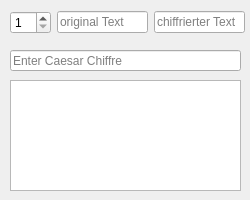
First picture: the form in src/mainwindow.ui, repository gaschenk/SemesterProjekt, before the edit.
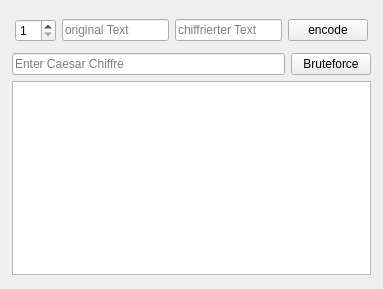
Second picture: the form after the edit.

Commit message: UI Resizable; New Button

```diff
--- a/src/mainwindow.ui
+++ b/src/mainwindow.ui
@@ -9,48 +9,58 @@
    <rect>
     <x>0</x>
     <y>0</y>
-    <width>250</width>
-    <height>200</height>
+    <width>383</width>
+    <height>289</height>
    </rect>
   </property>
   <property name="sizePolicy">
-   <sizepolicy hsizetype="Fixed" vsizetype="Fixed">
+   <sizepolicy hsizetype="Preferred" vsizetype="Preferred">
     <horstretch>0</horstretch>
     <verstretch>0</verstretch>
    </sizepolicy>
   </property>
-  <property name="minimumSize">
-   <size>
-    <width>250</width>
-       <height>200</height>
-   </size>
-  </property>
-  <property name="maximumSize">
-   <size>
-    <width>250</width>
-       <height>200</height>
-   </size>
-  </property>
-  <property name="baseSize">
-   <size>
-    <width>250</width>
-    <height>46</height>
-   </size>
-  </property>
   <property name="windowTitle">
    <string>Ceasar Chiffre</string>
   </property>
+  <property name="layoutDirection">
+   <enum>Qt::LeftToRight</enum>
+  </property>
+  <property name="dockOptions">
+   <set>QMainWindow::AllowTabbedDocks|QMainWindow::AnimatedDocks</set>
+  </property>
   <widget class="QWidget" name="centralwidget">
-   <widget class="QWidget" name="layoutWidget">
-    <property name="geometry">
-     <rect>
-      <x>10</x>
-      <y>10</y>
-      <width>235</width>
-      <height>25</height>
-     </rect>
-    </property>
+   <layout class="QGridLayout" name="gridLayout">
+    <item row="0" column="1">
+     <layout class="QVBoxLayout" name="verticalLayout_2">
+      <property name="sizeConstraint">
+       <enum>QLayout::SetMaximumSize</enum>
+      </property>
+      <property name="leftMargin">
+       <number>3</number>
+      </property>
+      <property name="topMargin">
+       <number>5</number>
+      </property>
+      <property name="rightMargin">
+       <number>3</number>
+      </property>
+      <property name="bottomMargin">
+       <number>5</number>
+      </property>
+      <item>
     <layout class="QHBoxLayout" name="horizontalLayout">
+        <property name="leftMargin">
+         <number>3</number>
+        </property>
+        <property name="topMargin">
+         <number>5</number>
+        </property>
+        <property name="rightMargin">
+         <number>3</number>
+        </property>
+        <property name="bottomMargin">
+         <number>5</number>
+        </property>
      <item>
       <widget class="QSpinBox" name="shiftSpinBox">
        <property name="autoFillBackground">
@@ -84,37 +94,52 @@
              </property>
          </widget>
      </item>
-    </layout>
-   </widget>
+        <item>
+         <widget class="QPushButton" name="encodeButton">
+          <property name="text">
+           <string>encode</string>
+          </property>
+         </widget>
+        </item>
+       </layout>
+      </item>
+      <item>
+       <layout class="QHBoxLayout" name="horizontalLayoutbf">
+        <item>
       <widget class="QLineEdit" name="bruteForceEdit">
-          <property name="geometry">
-              <rect>
-                  <x>10</x>
-                  <y>50</y>
-                  <width>231</width>
-                  <height>21</height>
-              </rect>
-          </property>
           <property name="placeholderText">
               <string>Enter Caesar Chiffre</string>
           </property>
       </widget>
+        </item>
+        <item>
+         <widget class="QPushButton" name="bruteForceButton">
+          <property name="text">
+           <string>Bruteforce</string>
+          </property>
+         </widget>
+        </item>
+       </layout>
+      </item>
+      <item>
       <widget class="QTextEdit" name="outputWindow">
           <property name="enabled">
               <bool>true</bool>
           </property>
-          <property name="geometry">
-              <rect>
-                  <x>10</x>
-                  <y>80</y>
-                  <width>231</width>
-                  <height>111</height>
-              </rect>
+        <property name="font">
+         <font>
+          <family>Roboto</family>
+          <pointsize>10</pointsize>
+         </font>
           </property>
           <property name="readOnly">
               <bool>true</bool>
           </property>
       </widget>
+      </item>
+     </layout>
+    </item>
+   </layout>
   </widget>
  </widget>
  <resources/>
```
Left out of the diff: 2 changed lines with no effect on the pictures. Lines whose indentation alone changed are shown as unchanged. The commit also changes 1 other file.
